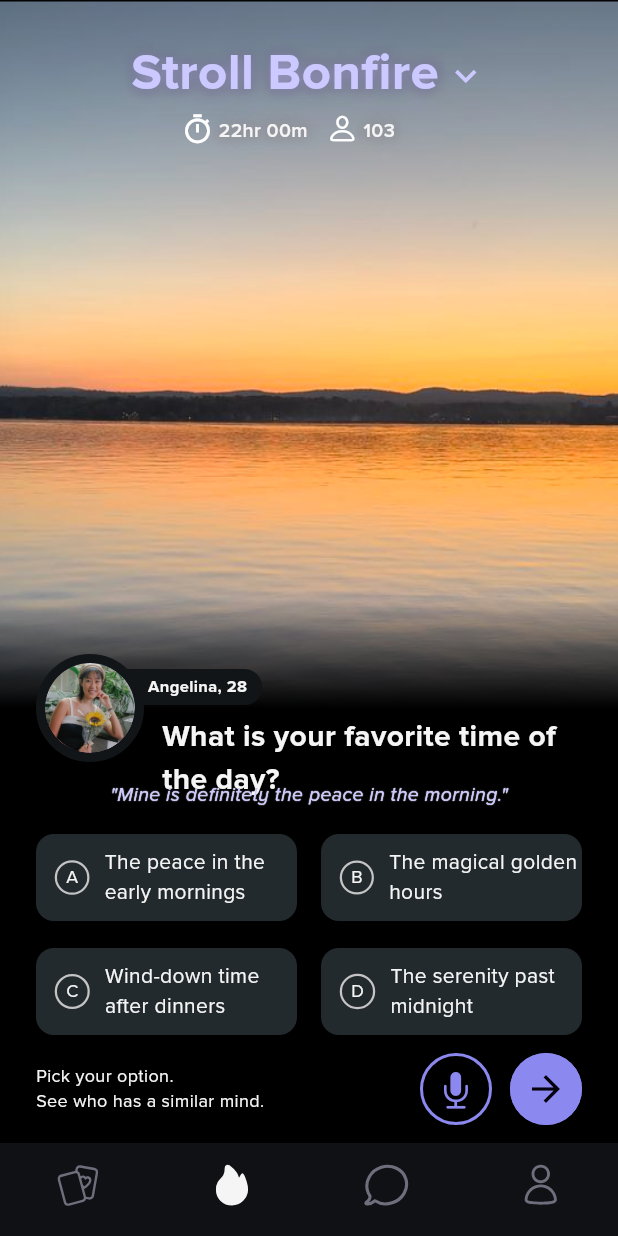
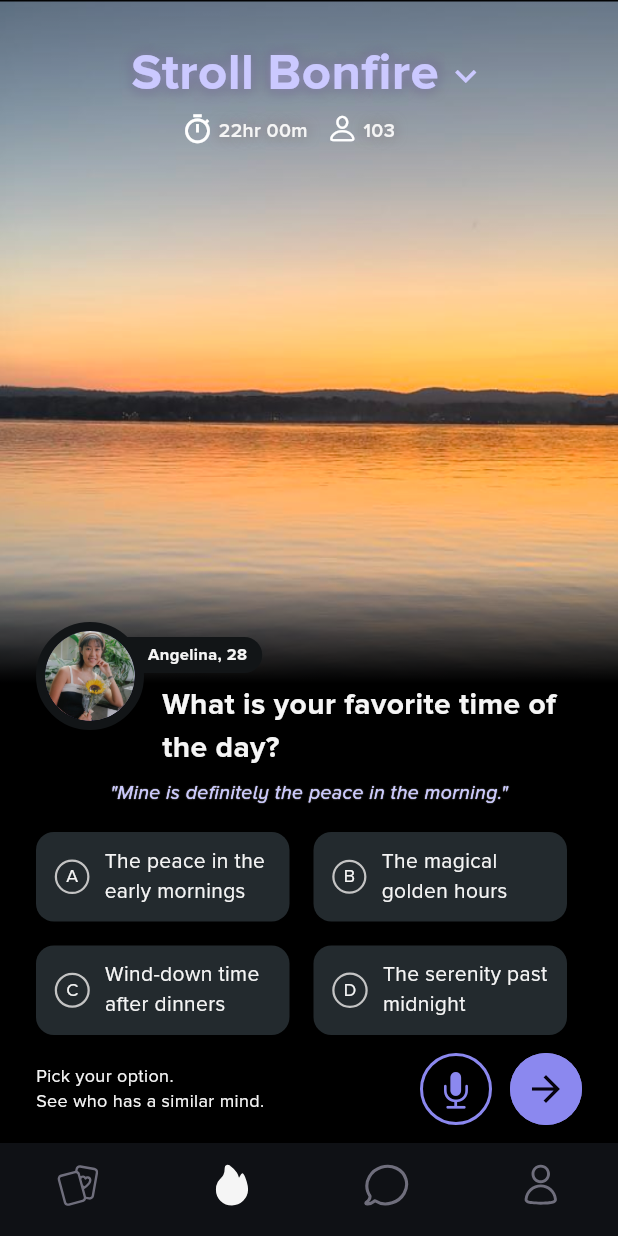
Before and after one commit to devBamidele/stroll, a Flutter app: the screen it shows after launch, on a phone screen of 412 x 824 dp. Run offline on Flutter 3.47's test engine with Material 3 defaults, Android fonts, the light colour scheme and no system bars; our stand-ins replace flutter_svg.

Commit message:
FEAT [chore] : Roundup

```diff
--- a/lib/feature/home/flame/widgets/bonfire_body.dart
+++ b/lib/feature/home/flame/widgets/bonfire_body.dart
@@ -32,7 +32,7 @@ class BonfireBody extends StatelessWidget {
           children: [
             SizedBox(
               width: double.infinity,
-              height: 85.0,
+              height: 105.0,
               child: Stack(
                 clipBehavior: Clip.none,
                 fit: StackFit.expand,
--- a/lib/feature/home/flame/widgets/options.dart
+++ b/lib/feature/home/flame/widgets/options.dart
@@ -40,8 +40,8 @@ class _OptionsWidgetState extends State<OptionsWidget> {
         crossAxisCount: 2,
         childAspectRatio: MediaQuery.of(context).size.width /
             (MediaQuery.of(context).size.height / widget.childAspectRatio),
-        mainAxisSpacing: 18.0,
-        crossAxisSpacing: 16.0,
+        mainAxisSpacing: 16.0,
+        crossAxisSpacing: 6.0,
       ),
       padding: EdgeInsets.symmetric(vertical: widget.paddingVertical),
       shrinkWrap: true,
@@ -88,6 +88,7 @@ class Options extends StatelessWidget {
     return InkWell(
       onTap: onTap,
       child: Container(
+        margin: const EdgeInsets.only(right: 10),
         alignment: Alignment.center,
         decoration: BoxDecoration(
             border: Border.all(
```
